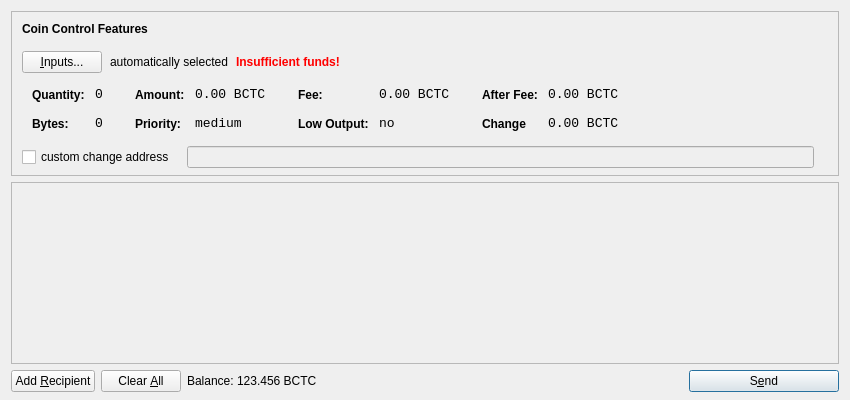
Qt form src/qt/forms/sendcoinsdialog.ui (May5thg/Inter) before a commit.
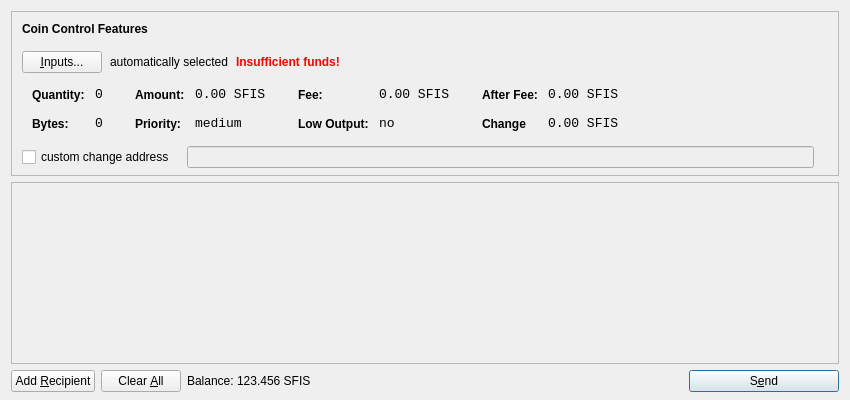
The same form after that commit. Icons and pictures are not drawn.

The edit to the form file:
```diff
--- a/src/qt/forms/sendcoinsdialog.ui
+++ b/src/qt/forms/sendcoinsdialog.ui
@@ -330,7 +330,7 @@
                   <enum>Qt::ActionsContextMenu</enum>
                  </property>
                  <property name="text">
-                  <string>0.00 BCTC</string>
+                  <string>0.00 SFIS</string>
                  </property>
                  <property name="textInteractionFlags">
                   <set>Qt::LinksAccessibleByMouse|Qt::TextSelectableByKeyboard|Qt::TextSelectableByMouse</set>
@@ -416,7 +416,7 @@
                   <enum>Qt::ActionsContextMenu</enum>
                  </property>
                  <property name="text">
-                  <string>0.00 BCTC</string>
+                  <string>0.00 SFIS</string>
                  </property>
                  <property name="textInteractionFlags">
                   <set>Qt::LinksAccessibleByMouse|Qt::TextSelectableByKeyboard|Qt::TextSelectableByMouse</set>
@@ -502,7 +502,7 @@
                   <enum>Qt::ActionsContextMenu</enum>
                  </property>
                  <property name="text">
-                  <string>0.00 BCTC</string>
+                  <string>0.00 SFIS</string>
                  </property>
                  <property name="textInteractionFlags">
                   <set>Qt::LinksAccessibleByMouse|Qt::TextSelectableByKeyboard|Qt::TextSelectableByMouse</set>
@@ -534,7 +534,7 @@
                   <enum>Qt::ActionsContextMenu</enum>
                  </property>
                  <property name="text">
-                  <string>0.00 BCTC</string>
+                  <string>0.00 SFIS</string>
                  </property>
                  <property name="textInteractionFlags">
                   <set>Qt::LinksAccessibleByMouse|Qt::TextSelectableByKeyboard|Qt::TextSelectableByMouse</set>
@@ -738,7 +738,7 @@
           <cursorShape>IBeamCursor</cursorShape>
          </property>
          <property name="text">
-          <string>123.456 BCTC</string>
+          <string>123.456 SFIS</string>
          </property>
          <property name="textInteractionFlags">
           <set>Qt::LinksAccessibleByMouse|Qt::TextSelectableByKeyboard|Qt::TextSelectableByMouse</set>
```
